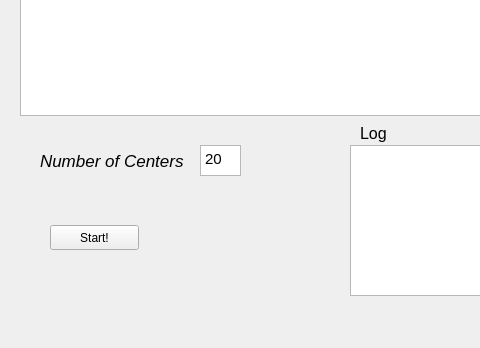
First picture: the form in Aplication/mainwindow.ui, repository erickTornero/Camera-Calibration, before the edit; both pictures show x 0 to 480 and y 492 to 840 of the 1356 by 840 pixel window.
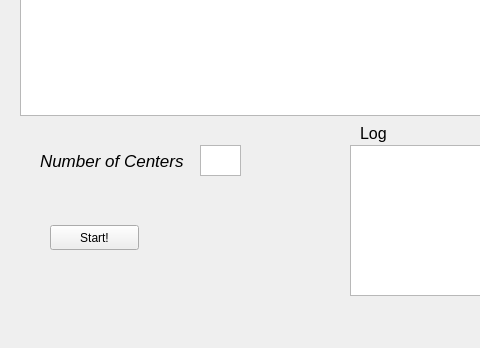
Second picture: the form after the edit.

Commit message: accum time

```diff
--- a/Aplication/mainwindow.ui
+++ b/Aplication/mainwindow.ui
@@ -247,7 +247,7 @@
 &lt;html&gt;&lt;head&gt;&lt;meta name=&quot;qrichtext&quot; content=&quot;1&quot; /&gt;&lt;style type=&quot;text/css&quot;&gt;
 p, li { white-space: pre-wrap; }
 &lt;/style&gt;&lt;/head&gt;&lt;body style=&quot; font-family:'Ubuntu'; font-size:11pt; font-weight:400; font-style:normal;&quot;&gt;
-&lt;p style=&quot; margin-top:0px; margin-bottom:0px; margin-left:0px; margin-right:0px; -qt-block-indent:0; text-indent:0px;&quot;&gt;20&lt;/p&gt;&lt;/body&gt;&lt;/html&gt;</string>
+&lt;p style=&quot;-qt-paragraph-type:empty; margin-top:0px; margin-bottom:0px; margin-left:0px; margin-right:0px; -qt-block-indent:0; text-indent:0px;&quot;&gt;&lt;br /&gt;&lt;/p&gt;&lt;/body&gt;&lt;/html&gt;</string>
     </property>
    </widget>
    <widget class="QPlainTextEdit" name="plainTextEditLog">
```
The commit also changes 1 other file.
